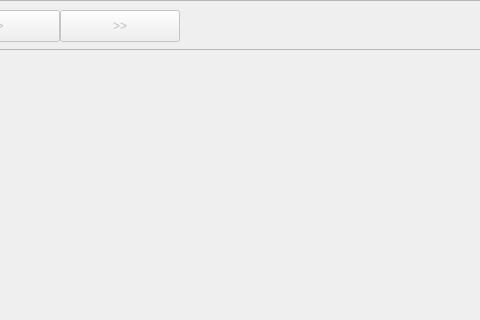
This is python/ui/main.ui in TypicalCode0/Development-and-visualization-of-optimization-algorithms as Qt 5 draws it before an edit; both pictures show x 520 to 1000 and y 0 to 320 of the 1280 by 648 pixel window. The edited form follows.
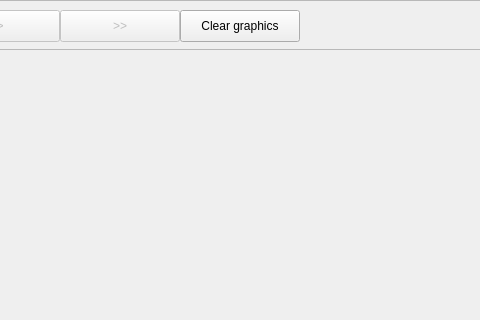
This is the edited form.

Diff of the .ui file:
```diff
--- a/python/ui/main.ui
+++ b/python/ui/main.ui
@@ -364,6 +364,19 @@
       <string>Exit</string>
      </property>
     </widget>
+    <widget class="QPushButton" name="pushButton_clear_graphics">
+     <property name="geometry">
+      <rect>
+       <x>250</x>
+       <y>10</y>
+       <width>120</width>
+       <height>32</height>
+      </rect>
+     </property>
+     <property name="text">
+      <string>Clear graphics</string>
+     </property>
+    </widget>
    </widget>
    <widget class="QWidget" name="widget_graphics" native="true">
     <property name="geometry">
```
Left out of the diff: 4 changed lines with no effect on the pictures.
